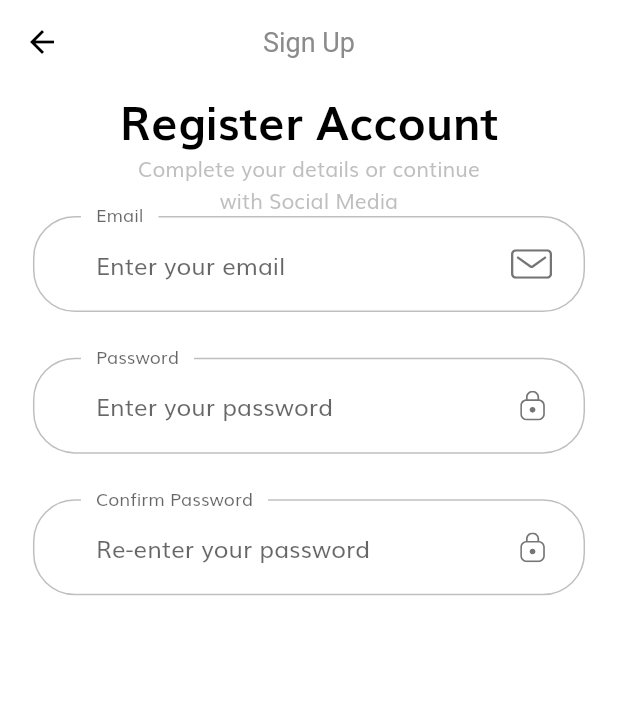
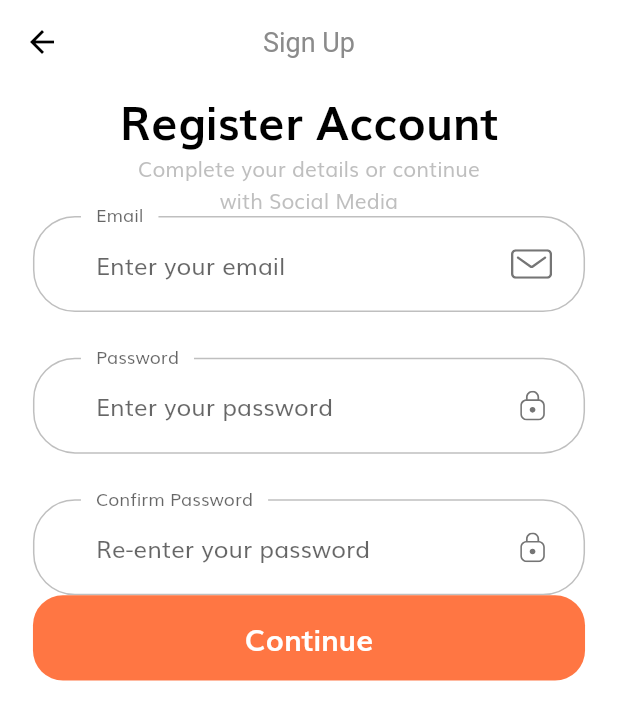
Before and after one commit to fidelisnwabisi/shop_app, a Flutter app: the SignUpScreen screen opened by its route, on a phone screen of 412 x 824 dp. Shown: the top 720 px of the screen. Run offline on Flutter 3.47's test engine with Material 2 defaults, Android fonts, the light colour scheme and no system bars; our stand-ins replace flutter_svg.

Commit message:
added continue button to body.dart

```diff
--- a/lib/screens/sign_up/components/body.dart
+++ b/lib/screens/sign_up/components/body.dart
@@ -1,5 +1,6 @@
 import 'package:flutter/material.dart';
 import 'package:shop_app/components/custom_suffixIcon.dart';
+import 'package:shop_app/components/default_button.dart';
 import 'package:shop_app/constants.dart';
 import 'package:shop_app/size_config.dart';
 
@@ -68,6 +69,7 @@ class _SignUpFormState extends State<SignUpForm> {
           buildPasswordFormField(),
           SizedBox(height: getProportionateScreenHeight(30)),
           buildConfPasswordFormField(),
+          DefaultButton(text: "Continue", press: () {})
         ],
       ),
     );
```
